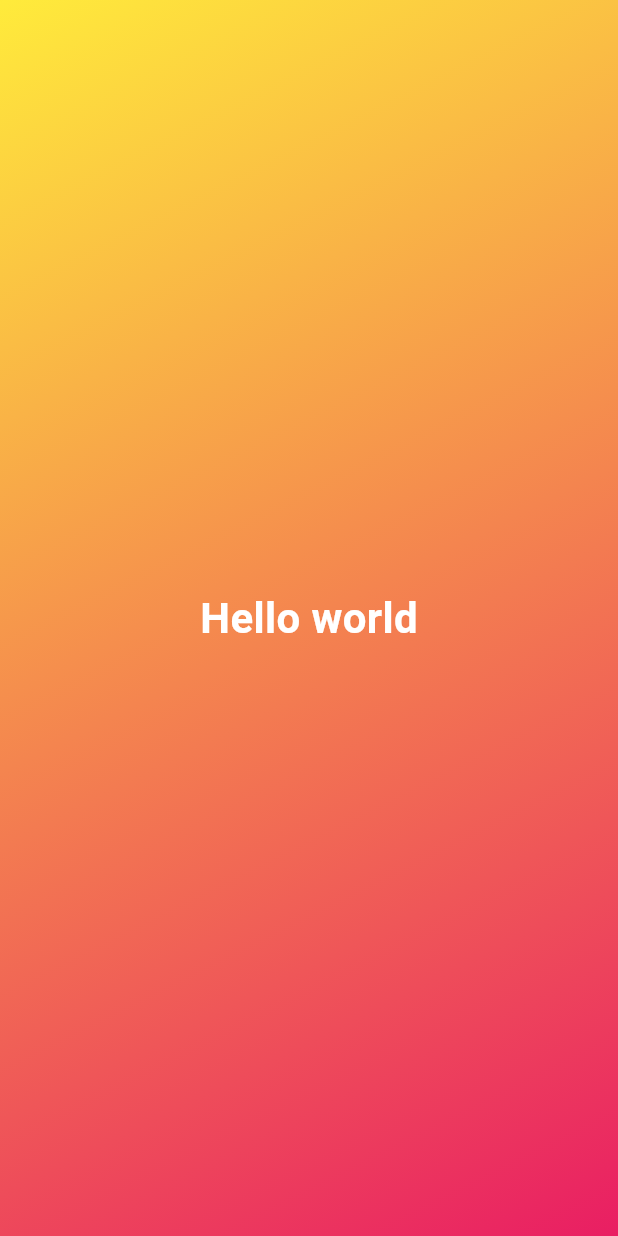
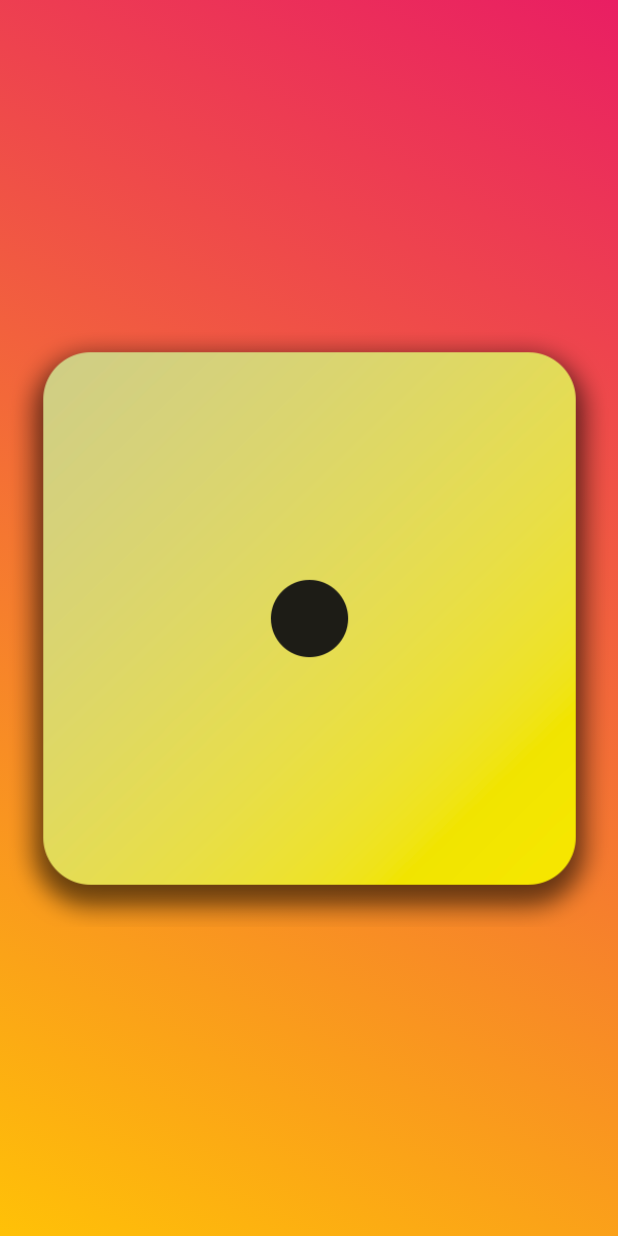
Before and after one commit to pranav-deshpande6224/apps, a Flutter app: the screen it shows after launch, on a phone screen of 412 x 824 dp. Run offline on Flutter 3.47's test engine with Material 3 defaults, Android fonts, the phone set to English and light mode, and no system bars.

Commit message:
changes upto section 3

```diff
--- a/first_app/lib/GradientContainer.dart
+++ /dev/null
@@ -1,27 +0,0 @@
-import 'package:flutter/material.dart';
-
-class GradientContainer extends StatelessWidget {
-  const GradientContainer({super.key,});
-
-  @override
-  Widget build(BuildContext context) {
-    return Container(
-      decoration: const BoxDecoration(
-        gradient: LinearGradient(
-          begin: Alignment.topLeft,
-          end: Alignment.bottomRight,
-          colors: [Colors.yellow, Colors.pink],
-        ),
-      ),
-      child: const Center(
-        child: Text(
-          'Hello world',
-          style: TextStyle(
-              color: Colors.white,
-              fontSize: 28,
-              fontWeight: FontWeight.bold),
-        ),
-      ),
-    );
-  }
-}
--- /dev/null
+++ b/first_app/lib/gradient_container.dart
@@ -0,0 +1,26 @@
+// import 'package:first_app/styled_text.dart';
+import 'package:flutter/material.dart';
+
+class GradientContainer extends StatelessWidget {
+  final List<Color> gradColors;
+  final Alignment align1;
+  final Alignment align2;
+  const GradientContainer(
+    this.gradColors,this.align1,this.align2, {
+    super.key,
+  });
+
+  @override
+  Widget build(BuildContext context) {
+    return Container(
+      decoration: BoxDecoration(
+        gradient: LinearGradient(
+          begin: align1,
+          end: align2,
+          colors: gradColors,
+        ),
+      ),
+      child: Center(child: Image.asset('assets/images/dice-1.png')),
+    );
+  }
+}
--- a/first_app/lib/main.dart
+++ b/first_app/lib/main.dart
@@ -1,4 +1,4 @@
-import 'package:first_app/GradientContainer.dart';
+import 'package:first_app/gradient_container.dart';
 import 'package:flutter/material.dart';
 
 void main() {
@@ -14,7 +14,8 @@ class MyApp extends StatelessWidget {
       debugShowCheckedModeBanner: false,
       home: Scaffold(
         backgroundColor: Color.fromARGB(255, 59, 36, 97),
-        body: GradientContainer(),
+        body: GradientContainer([Colors.amber, Colors.pink],
+            Alignment.bottomLeft, Alignment.topRight),
       ),
     );
   }
--- /dev/null
+++ b/first_app/lib/styled_text.dart
@@ -0,0 +1,14 @@
+import 'package:flutter/material.dart';
+
+class StyledText extends StatelessWidget {
+  final String someText;
+  const StyledText(this.someText,{super.key,});
+
+  @override
+  Widget build(BuildContext context) {
+    return Text(someText,
+      style: const TextStyle(
+          color: Colors.white, fontSize: 28, fontWeight: FontWeight.bold),
+    );
+  }
+}
```
Also changed, not shown: first_app/pubspec.yaml (+7 -3 lines), first_app/assets/images/dice-1.png (added), first_app/assets/images/dice-2.png (added), first_app/assets/images/dice-3.png (added), first_app/assets/images/dice-4.png (added), first_app/assets/images/dice-5.png (added), first_app/assets/images/dice-6.png (added).
